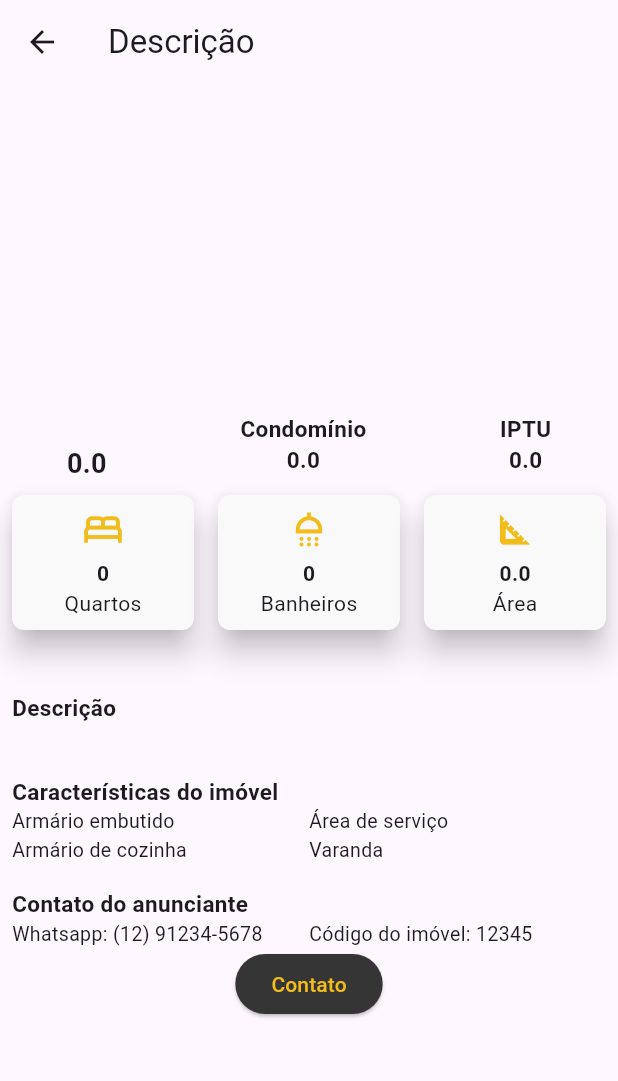
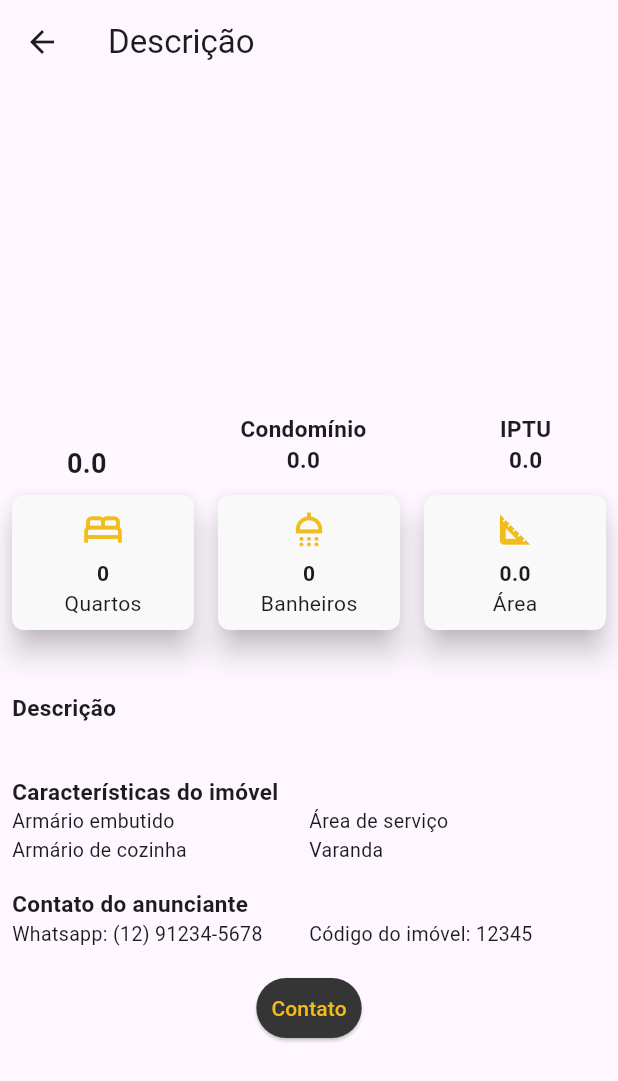
Before and after one commit to Vitorrecoaro/DevMovel-MeAjudaApe-Flutter, a Flutter app: the DescricaoScreen screen opened directly with empty values, on a phone screen of 412 x 824 dp. Shown: the top 1081 px of the screen. Run offline on Flutter 3.47's test engine with Material 2 defaults, Android fonts, the phone set to English and light mode, and no system bars; drawn by our look-alikes of carousel_slider; our stand-ins replace shared_preferences; accounts and stored records are empty; network calls fail.

Commit message:
Verificando o funcionamento da tela

```diff
--- a/lib/pages/descricao.page.dart
+++ b/lib/pages/descricao.page.dart
@@ -2,6 +2,7 @@ import 'package:flutter/material.dart';
 import 'package:carousel_slider/carousel_slider.dart';
 import 'package:dev_movel_me_ajuda_ape/classes/imovel.dart';
 
+// ignore: must_be_immutable
 class DescricaoScreen extends StatelessWidget {
   late Imovel imovel;
   DescricaoScreen({super.key});
@@ -90,13 +91,6 @@ class DescricaoScreen extends StatelessWidget {
                     subtitle: 'Quartos',
                   ),
                 ),
-                // Expanded(
-                //   child: _buildColumnCard(
-                //     icon: Icons.bathtub_outlined,
-                //     title: '${imovel.}',
-                //     subtitle: 'Suítes',
-                //   ),
-                // ),
                 Expanded(
                   child: _buildColumnCard(
                     icon: Icons.shower_outlined,
@@ -187,20 +181,23 @@ class DescricaoScreen extends StatelessWidget {
                   ),
                   const Row(
                     children: [
-                      ContactText('Whatsapp: (12) 91234-5678'),
-                      ContactText('Código do imóvel: 12345'),
+                      FeatureText('Whatsapp: (12) 91234-5678'),
+                      FeatureText('Código do imóvel: 12345'),
                     ],
                   ),
                   Center(
+                    child: Container(
+                      margin: const EdgeInsets.only(top: 16),
                       child: ElevatedButton(
                           style: ElevatedButton.styleFrom(
                             backgroundColor: const Color(0xFF353535),
+                            padding: const EdgeInsets.all(10),
                           ),
                           onPressed: () {},
                           child: const Text(
                             'Contato',
                             style: TextStyle(color: Color(0xFFF2BC1B)),
-                      ),
+                          )),
                     ),
                   ),
                 ],
@@ -210,6 +207,7 @@ class DescricaoScreen extends StatelessWidget {
         ),
       ),
     );
+  }
 }
 
 Widget _buildColumnCard({
@@ -240,7 +238,6 @@ class DescricaoScreen extends StatelessWidget {
     ),
   );
 }
-}
 
 class FeatureText extends StatelessWidget {
   final String text;
@@ -255,22 +252,6 @@ class FeatureText extends StatelessWidget {
         style: const TextStyle(
           fontSize: 13,
         ),
-      ),
-    );
-  }
-}
-
-class ContactText extends StatelessWidget {
-  final String text;
-
-  const ContactText(this.text, {Key? key}) : super(key: key);
-
-  @override
-  Widget build(BuildContext context) {
-    return Expanded(
-      child: Text(
-        text,
-        style: const TextStyle(fontSize: 13),
       ),
     );
   }
@@ -295,11 +276,11 @@ class CarouselIndicator extends State<Carousel> {
   Widget build(BuildContext context) {
     return Column(children: [
       CarouselSlider(
-        items: widget.imagePaths.map((imagePath) {
+        items: widget.imagePaths.map((imageLink) {
           return Builder(
             builder: (BuildContext context) {
-              return Image.asset(
-                imagePath,
+              return Image.network(
+                imageLink,
                 width: MediaQuery.of(context).size.width,
                 height: 230,
                 fit: BoxFit.cover,
```
Lines whose indentation alone changed are shown as unchanged.
